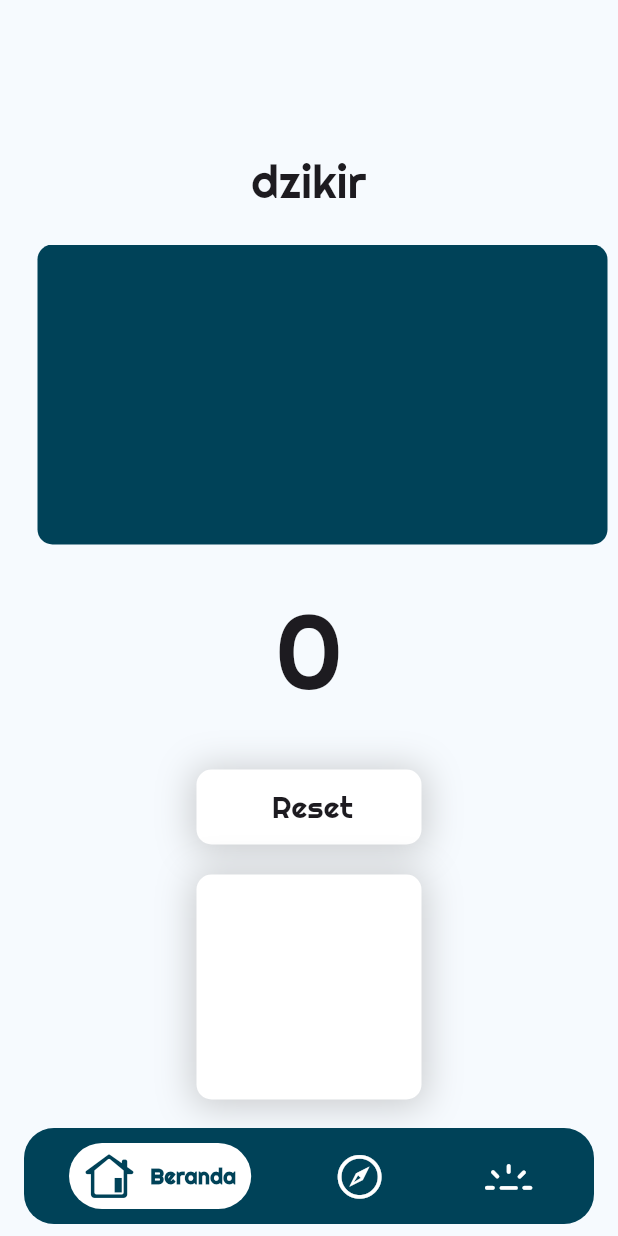
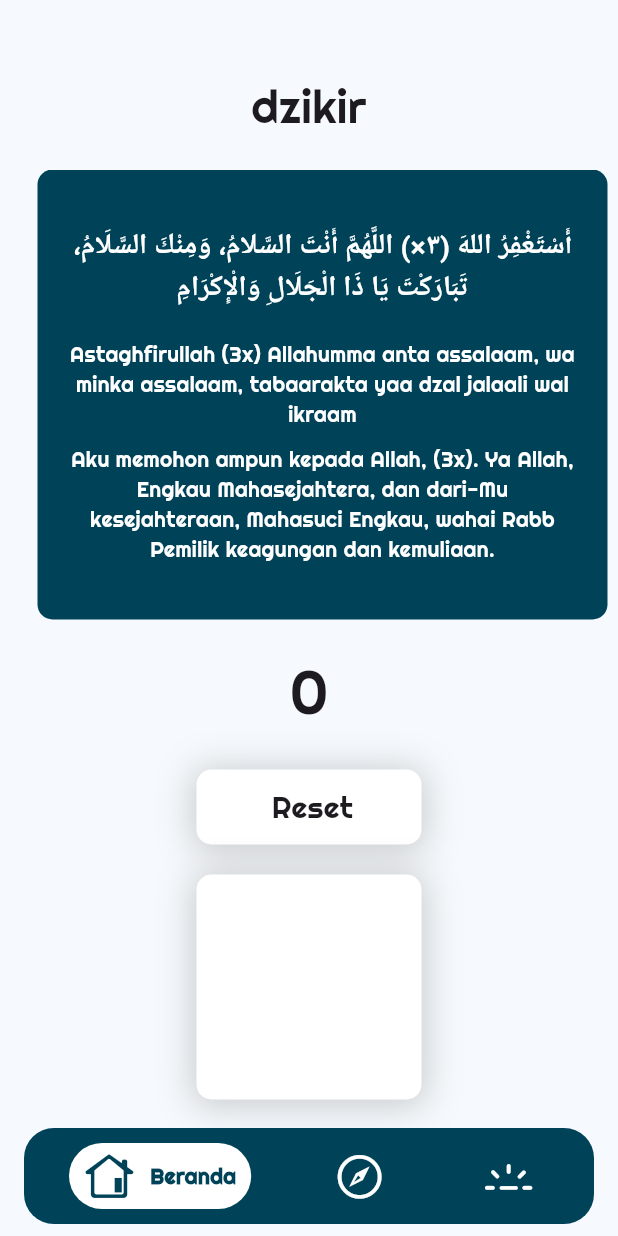
Before and after one commit to xramadhann/QURama, a Flutter app: the screen it shows after launch, on a phone screen of 412 x 824 dp. Run offline on Flutter 3.47's test engine with Material 3 defaults, Android fonts, the phone set to English and light mode, and no system bars; drawn by our look-alikes of google_nav_bar; our stand-ins replace google_fonts, sensors_plus; Roboto replaces fonts that are missing (Alexandria).

Commit message:
feat : add data Dzikir

```diff
--- a/qurama/lib/DzikirView.dart
+++ b/qurama/lib/DzikirView.dart
@@ -1,11 +1,13 @@
-// ignore_for_file: camel_case_types, file_names
+// ignore_for_file: file_names, camel_case_types, use_super_parameters
 
 import 'package:flutter/material.dart';
+import 'package:google_fonts/google_fonts.dart';
+import 'ModelDzikir.dart';
 
 class dzikir extends StatefulWidget {
-  final int currentIndex; // Tambahkan variabel currentIndex
+  final int currentIndex;
 
-  const dzikir({super.key, required this.currentIndex});
+  const dzikir({Key? key, required this.currentIndex}) : super(key: key);
 
   @override
   State<dzikir> createState() => _dzikirState();
@@ -34,7 +36,7 @@ class _dzikirState extends State<dzikir> {
           crossAxisAlignment: CrossAxisAlignment.center,
           children: <Widget>[
             Container(
-              margin: const EdgeInsets.only(top: 100),
+              margin: const EdgeInsets.only(top: 50),
               child: const Text(
                 "dzikir",
                 style: TextStyle(fontSize: 30),
@@ -42,18 +44,49 @@ class _dzikirState extends State<dzikir> {
             ),
             const SizedBox(height: 20),
             SizedBox(
-              height: 200,
+              height: 300,
               child: ListView.builder(
                 scrollDirection: Axis.horizontal,
                 padding: const EdgeInsetsDirectional.only(start: 20, end: 20),
-                itemCount: 5,
+                itemCount: allDataDzikir.length,
                 itemBuilder: (context, index) {
                   return Container(
                     margin: const EdgeInsets.only(left: 5, right: 5),
+                    padding: EdgeInsets.all(20),
                     width: 380,
                     decoration: BoxDecoration(
                       borderRadius: BorderRadius.circular(10),
                       color: const Color.fromARGB(255, 0, 66, 88),
+                    ),
+                    child: Column(
+                      mainAxisAlignment: MainAxisAlignment.center,
+                      children: [
+                        Text(
+                          allDataDzikir[index].arab,
+                          style: GoogleFonts.alexandria().copyWith(
+                            fontSize: 19,
+                            color: Colors.white,
+                            fontWeight: FontWeight.bold,
+                          ),
+                          textAlign: TextAlign.center,
+                        ),
+                        const SizedBox(height: 20),
+                        Text(
+                          allDataDzikir[index].latin,
+                          style: const TextStyle(
+                              fontSize: 14, color: Colors.white),
+                          textAlign: TextAlign.center,
+                        ),
+                        const SizedBox(height: 10),
+                        Text(
+                          allDataDzikir[index].arti,
+                          style: const TextStyle(
+                            fontSize: 14,
+                            color: Colors.white,
+                          ),
+                          textAlign: TextAlign.center,
+                        ),
+                      ],
                     ),
                   );
                 },
@@ -62,9 +95,11 @@ class _dzikirState extends State<dzikir> {
             const SizedBox(height: 20),
             Container(
               margin: const EdgeInsets.only(left: 20, right: 20),
-              height: 100,
-              child: Text(_counter.toString(),
-                  style: const TextStyle(fontSize: 70)),
+              height: 50,
+              child: Text(
+                _counter.toString(),
+                style: const TextStyle(fontSize: 40),
+              ),
             ),
             const SizedBox(height: 30),
             Column(
--- a/qurama/lib/KiblatView.dart
+++ b/qurama/lib/KiblatView.dart
@@ -1,3 +1,5 @@
+// ignore_for_file: file_names, deprecated_member_use, prefer_const_constructors
+
 import 'dart:async';
 import 'dart:math';
 
--- a/qurama/lib/ModelDzikir.dart
+++ b/qurama/lib/ModelDzikir.dart
@@ -1,19 +1,32 @@
+// ignore_for_file: file_names
 
 class DataDzikir {
   final String arab;
   final String latin;
   final String arti;
+
+  const DataDzikir({
+    required this.arab,
+    required this.latin,
+    required this.arti,
+  });
 }
-const DataDzikir({
-  required this.arab,
-  required this.latin,
-  required this.arti,
-});
-}
+
 const allDataDzikir = [
   DataDzikir(
-    arab: 'بِسْمِ ٱللَّهِ ٱلرَّحْمَٰنِ ٱلرَّحِيمِ',
-    latin: 'Bismillaahirrahmaanirrahiim',
-    arti: 'Segala puji bagi Allah yang telah memberikan rahmat dan berkah',
-  )
+    arab:
+        "أَسْتَغْفِرُ اللهَ (٣×) اللَّهُمَّ أَنْتَ السَّلامُ، وَمِنْكَ السَّلَامُ، تَبَارَكْتَ يَا ذَا الْجَلَالِ وَالْإِكْرَامِ",
+    latin:
+        "Astaghfirullah (3x) Allahumma anta assalaam, wa minka assalaam, tabaarakta yaa dzal jalaali wal ikraam",
+    arti:
+        "Aku memohon ampun kepada Allah, (3x). Ya Allah, Engkau Mahasejahtera, dan dari-Mu kesejahteraan, Mahasuci Engkau, wahai Rabb Pemilik keagungan dan kemuliaan.",
+  ),
+  DataDzikir(
+    arab:
+        "لا إِلَهَ إِلَّا اللهُ وَحْدَهُ لَا شَرِيكَ لَهُ ، لَهُ الْمُلْكُ وَلَهُ الْحَمْدُ وَهُوَ عَلَى كُلِّ شَيْءٍ قَدِيرُ، اللَّهُمَّ لَا مَانِعَ لِمَا أَعْطَيْتَ، وَلَا مُعْطِيَ لِمَا مَنَعْت، وَلَا يَنْفَعُ ذَا الْجَدِ مِنْكَ الْجَدُّ",
+    latin:
+        "Laa ilaaha illa Allahu wahdahu laa syariika lahu, lahul mulku wa lahul hamdu wa huwa 'ala kulli syai'in qadiir, Allahumma laa maani'a limaa a'thaita wa laa mu'thiya limaa mana'ta wa laa dzal jaddi minka aljaddu",
+    arti:
+        "Tidak ada ilah yang berhak diibadahi dengan benar melainkan hanya Allah Yang Mahaesa, tidak ada sekutu bagi-Nya. Bagi-Nya segala ke- rajaan dan bagi-Nya segala pujian. Dia Mahakuasa atas segala sesuatu. Ya Allah, tidak ada yang men- cegah apa yang Engkau beri dan tidak ada yang memberi apa yang Engkau cegah. Tidak berguna kekayaan dan kemuliaan itu bagi pemiliknya dari (siksa)-Mu.",
+  ),
 ];
```
